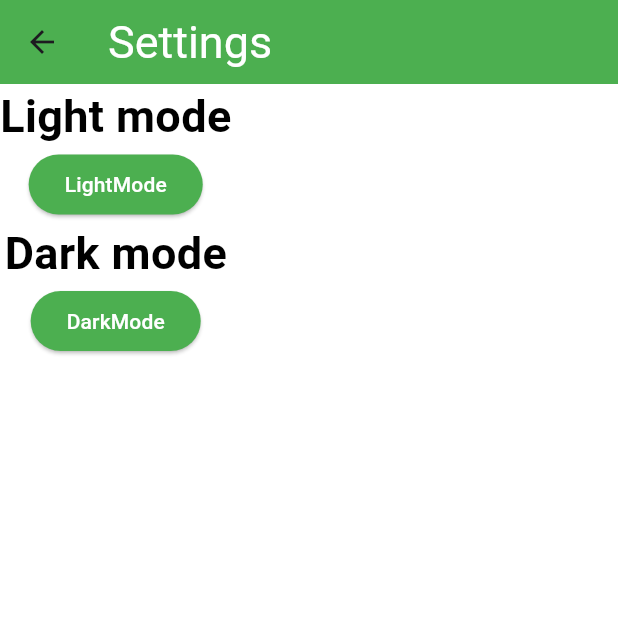
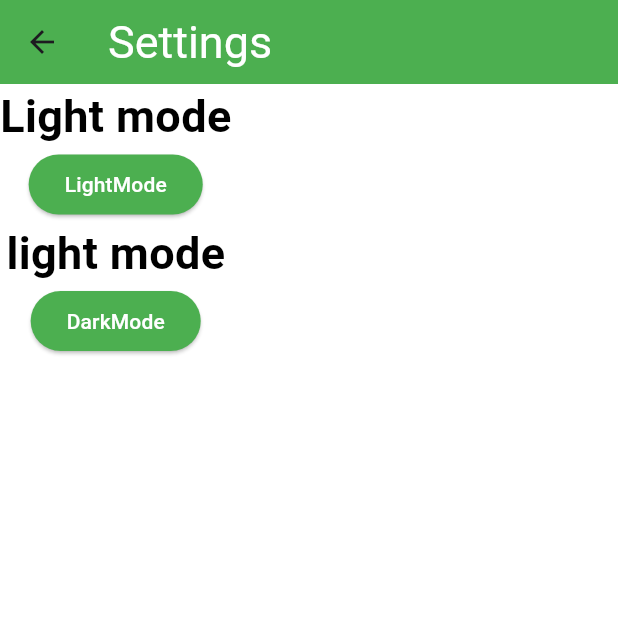
Before and after one commit to Mau-Rdz/flutter-rick-and-morty, a Flutter app: the SettingsScreen screen opened by its route, on a phone screen of 412 x 824 dp, the top half of it. Run offline on Flutter 3.47's test engine with Material 3 defaults, Android fonts, the phone set to English and light mode, and no system bars; our stand-ins replace shared_preferences; accounts and stored records are empty.

Commit message:
commit on test

```diff
--- a/lib/widgets/screens/settings.dart
+++ b/lib/widgets/screens/settings.dart
@@ -25,7 +25,7 @@ class SettingsScreen extends StatelessWidget {
         children: [
           const Text("Light mode", style: TextStyle(fontSize: 30, fontWeight: FontWeight.bold),),
           LogoutButton(logoutFunction: logoutFunction,),
-          const Text("Dark mode", style: TextStyle(fontSize: 30, fontWeight: FontWeight.bold),),
+          const Text("light mode", style: TextStyle(fontSize: 30, fontWeight: FontWeight.bold),),
           LogoutButton2(logoutFunction: logoutFunction,)
         ],
       ),
```
